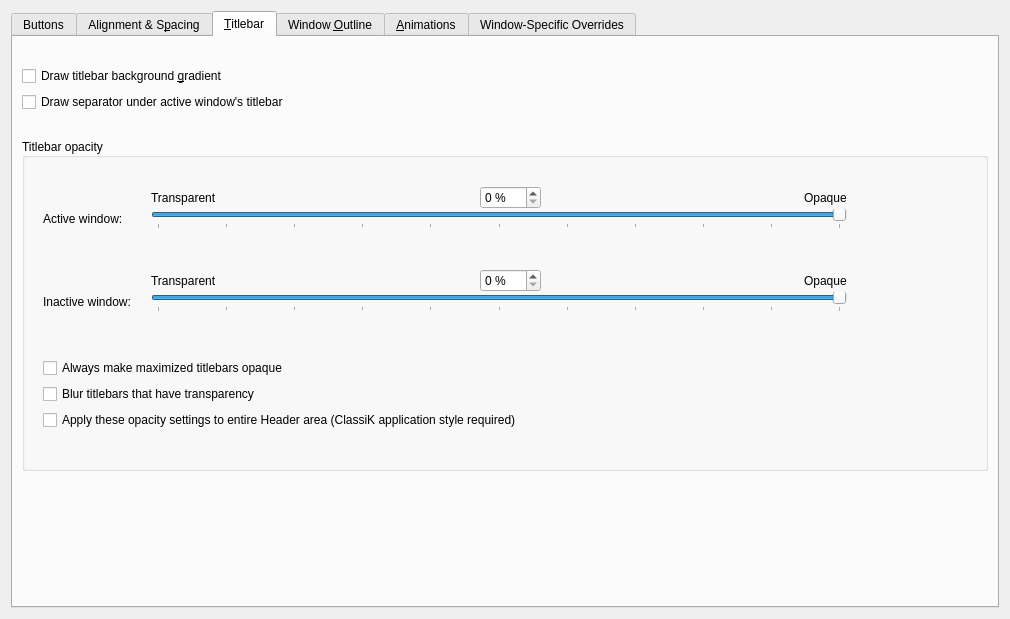
Old version of the form kdecoration/config/ui/breezeconfigurationui.ui in the repository MarekM-660/custombreeze.
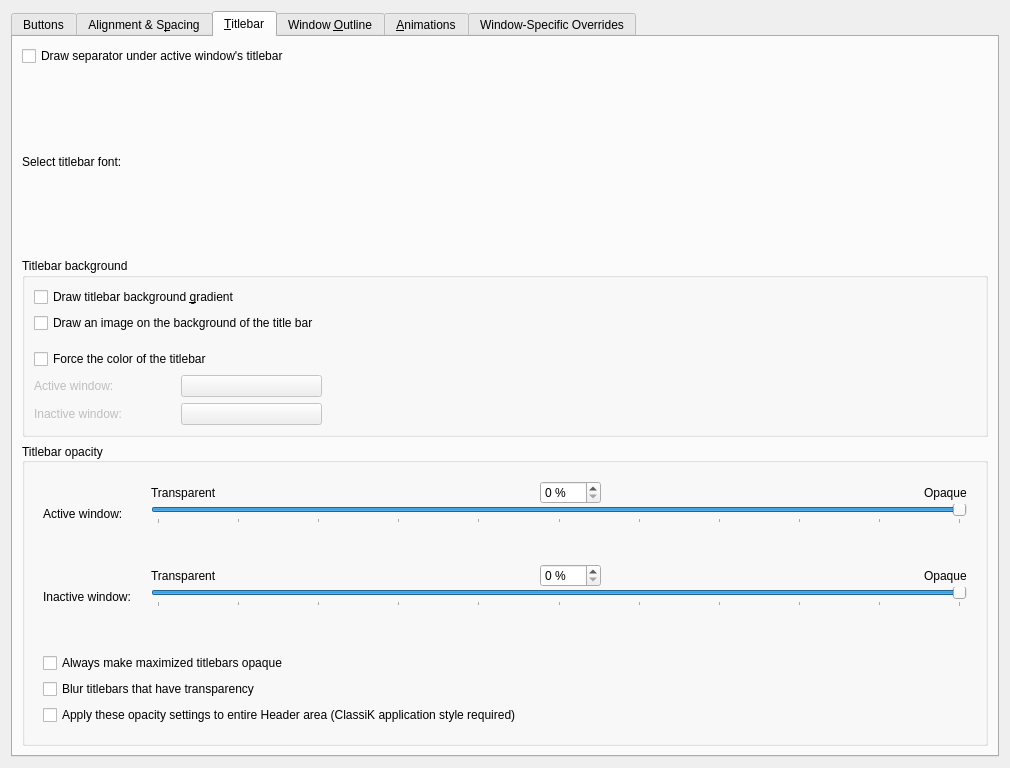
New version of the form. The open tabs and pages were chosen to show the change. Icons and pictures are not drawn. Custom widgets are drawn as their Qt base class.

Commit message: Added option to customize the titlebar font and the ability to force the background color of the titlebar or set an image as its background

```diff
--- a/kdecoration/config/ui/breezeconfigurationui.ui
+++ b/kdecoration/config/ui/breezeconfigurationui.ui
@@ -7,7 +7,7 @@
     <x>0</x>
     <y>0</y>
     <width>1010</width>
-    <height>619</height>
+    <height>768</height>
    </rect>
   </property>
   <property name="sizePolicy">
@@ -1821,54 +1821,146 @@
       <attribute name="title">
        <string>&amp;Titlebar</string>
       </attribute>
-      <layout class="QVBoxLayout" name="verticalLayout_5">
-       <item>
-        <spacer name="verticalSpacer_22">
-         <property name="orientation">
-          <enum>Qt::Vertical</enum>
-         </property>
-         <property name="sizeType">
-          <enum>QSizePolicy::Fixed</enum>
-         </property>
-         <property name="sizeHint" stdset="0">
-          <size>
-           <width>20</width>
-           <height>20</height>
-          </size>
-         </property>
-        </spacer>
-       </item>
-       <item>
-        <widget class="QCheckBox" name="drawBackgroundGradient">
-         <property name="text">
-          <string>Draw titlebar background &amp;gradient</string>
-         </property>
-        </widget>
-       </item>
-       <item>
+      <layout class="QGridLayout" name="gridLayout_15">
+       <item row="4" column="0">
         <widget class="QCheckBox" name="drawTitleBarSeparator">
          <property name="text">
           <string>Draw separator under active window's titlebar</string>
          </property>
         </widget>
        </item>
-       <item>
-        <spacer name="verticalSpacer_18">
-         <property name="orientation">
-          <enum>Qt::Vertical</enum>
+       <item row="6" column="0">
+        <layout class="QHBoxLayout" name="horizontalLayout_6">
+         <item>
+          <widget class="QLabel" name="label_34">
+           <property name="text">
+            <string>Select titlebar font:</string>
+           </property>
+          </widget>
+         </item>
+         <item>
+          <widget class="KFontRequester" name="titlebarFont">
+           <property name="font">
+            <font>
+             <strikeout>false</strikeout>
+            </font>
+           </property>
+          </widget>
+         </item>
+         <item>
+          <spacer name="horizontalSpacer_28">
+           <property name="orientation">
+            <enum>Qt::Horizontal</enum>
+           </property>
+           <property name="sizeHint" stdset="0">
+            <size>
+             <width>40</width>
+             <height>20</height>
+            </size>
+           </property>
+          </spacer>
+         </item>
+        </layout>
+       </item>
+       <item row="7" column="0">
+        <widget class="QGroupBox" name="groupBox_2">
+         <property name="enabled">
+          <bool>true</bool>
          </property>
-         <property name="sizeType">
-          <enum>QSizePolicy::Fixed</enum>
+         <property name="title">
+          <string>Titlebar background</string>
          </property>
-         <property name="sizeHint" stdset="0">
-          <size>
-           <width>10</width>
-           <height>20</height>
-          </size>
-         </property>
-        </spacer>
+         <layout class="QGridLayout" name="gridLayout_16">
+          <item row="7" column="0">
+           <layout class="QHBoxLayout" name="horizontalLayout_9">
+            <item>
+             <widget class="QLabel" name="colorLabel_1">
+              <property name="enabled">
+               <bool>false</bool>
+              </property>
+              <property name="text">
+               <string>Inactive window:</string>
+              </property>
+             </widget>
+            </item>
+            <item>
+             <widget class="KColorButton" name="titlebarInactiveColor">
+              <property name="enabled">
+               <bool>false</bool>
+              </property>
+             </widget>
+            </item>
+           </layout>
+          </item>
+          <item row="6" column="1">
+           <spacer name="horizontalSpacer_19">
+            <property name="orientation">
+             <enum>Qt::Horizontal</enum>
+            </property>
+            <property name="sizeHint" stdset="0">
+             <size>
+              <width>40</width>
+              <height>20</height>
+             </size>
+            </property>
+           </spacer>
+          </item>
+          <item row="1" column="0">
+           <widget class="QCheckBox" name="backgroundImgEnabled">
+            <property name="text">
+             <string>Draw an image on the background of the title bar </string>
+            </property>
+           </widget>
+          </item>
+          <item row="4" column="0">
+           <widget class="QCheckBox" name="backgroundColorEnabled">
+            <property name="text">
+             <string>Force the color of the titlebar</string>
+            </property>
+           </widget>
+          </item>
+          <item row="0" column="0">
+           <widget class="QCheckBox" name="drawBackgroundGradient">
+            <property name="text">
+             <string>Draw titlebar background &amp;gradient</string>
+            </property>
+           </widget>
+          </item>
+          <item row="3" column="0">
+           <widget class="KUrlRequester" name="titlebarBackgroundImg">
+            <property name="enabled">
+             <bool>false</bool>
+            </property>
+            <property name="mode">
+             <set>KFile::ExistingOnly|KFile::File|KFile::LocalOnly</set>
+            </property>
+           </widget>
+          </item>
+          <item row="6" column="0">
+           <layout class="QHBoxLayout" name="horizontalLayout_7">
+            <item>
+             <widget class="QLabel" name="colorLabel_2">
+              <property name="enabled">
+               <bool>false</bool>
+              </property>
+              <property name="text">
+               <string>Active window:</string>
+              </property>
+             </widget>
+            </item>
+            <item>
+             <widget class="KColorButton" name="titlebarActiveColor">
+              <property name="enabled">
+               <bool>false</bool>
+              </property>
+             </widget>
+            </item>
+           </layout>
+          </item>
+         </layout>
+        </widget>
        </item>
-       <item>
+       <item row="8" column="0">
         <widget class="QGroupBox" name="groupBox_4">
          <property name="title">
           <string>Titlebar opacity</string>
@@ -1889,6 +1981,20 @@
           <property name="bottomMargin">
            <number>18</number>
           </property>
+          <item row="5" column="0">
+           <widget class="QCheckBox" name="blurTransparentTitlebars">
+            <property name="text">
+             <string>Blur titlebars that have transparency</string>
+            </property>
+           </widget>
+          </item>
+          <item row="3" column="0">
+           <widget class="QCheckBox" name="opaqueMaximizedTitlebars">
+            <property name="text">
+             <string>Always make maximized titlebars opaque</string>
+            </property>
+           </widget>
+          </item>
           <item row="1" column="0">
            <layout class="QVBoxLayout" name="verticalLayout_2">
             <property name="spacing">
@@ -2119,109 +2225,34 @@
               </item>
              </layout>
             </item>
-            <item>
-             <spacer name="verticalSpacer_17">
-              <property name="orientation">
-               <enum>Qt::Vertical</enum>
-              </property>
-              <property name="sizeType">
-               <enum>QSizePolicy::Fixed</enum>
-              </property>
-              <property name="sizeHint" stdset="0">
-               <size>
-                <width>20</width>
-                <height>40</height>
-               </size>
-              </property>
-             </spacer>
-            </item>
            </layout>
           </item>
-          <item row="2" column="0">
-           <widget class="QCheckBox" name="opaqueMaximizedTitlebars">
-            <property name="text">
-             <string>Always make maximized titlebars opaque</string>
-            </property>
-           </widget>
-          </item>
-          <item row="5" column="0">
-           <spacer name="verticalSpacer_9">
-            <property name="orientation">
-             <enum>Qt::Vertical</enum>
-            </property>
-            <property name="sizeType">
-             <enum>QSizePolicy::Fixed</enum>
-            </property>
-            <property name="sizeHint" stdset="0">
-             <size>
-              <width>20</width>
-              <height>20</height>
-             </size>
-            </property>
-           </spacer>
-          </item>
-          <item row="1" column="1">
-           <spacer name="horizontalSpacer_35">
-            <property name="orientation">
-             <enum>Qt::Horizontal</enum>
-            </property>
-            <property name="sizeType">
-             <enum>QSizePolicy::Minimum</enum>
-            </property>
-            <property name="sizeHint" stdset="0">
-             <size>
-              <width>120</width>
-              <height>20</height>
-             </size>
-            </property>
-           </spacer>
-          </item>
-          <item row="0" column="0">
-           <spacer name="verticalSpacer_12">
-            <property name="orientation">
-             <enum>Qt::Vertical</enum>
-            </property>
-            <property name="sizeType">
-             <enum>QSizePolicy::Fixed</enum>
-            </property>
-            <property name="sizeHint" stdset="0">
-             <size>
-              <width>20</width>
-              <height>10</height>
-             </size>
-            </property>
-           </spacer>
-          </item>
-          <item row="3" column="0">
-           <widget class="QCheckBox" name="blurTransparentTitlebars">
-            <property name="text">
-             <string>Blur titlebars that have transparency</string>
-            </property>
-           </widget>
-          </item>
-          <item row="4" column="0">
+          <item row="6" column="0">
            <widget class="QCheckBox" name="applyOpacityToHeader">
             <property name="text">
              <string>Apply these opacity settings to entire Header area (ClassiK application style required)</string>
             </property>
            </widget>
           </item>
+          <item row="2" column="0">
+           <spacer name="verticalSpacer_17">
+            <property name="orientation">
+             <enum>Qt::Vertical</enum>
+            </property>
+            <property name="sizeType">
+             <enum>QSizePolicy::Fixed</enum>
+            </property>
+            <property name="sizeHint" stdset="0">
+             <size>
+              <width>20</width>
+              <height>40</height>
+             </size>
+            </property>
+           </spacer>
+          </item>
          </layout>
         </widget>
        </item>
-       <item>
-        <spacer name="verticalSpacer_19">
-         <property name="orientation">
-          <enum>Qt::Vertical</enum>
-         </property>
-         <property name="sizeHint" stdset="0">
-          <size>
-           <width>20</width>
-           <height>40</height>
-          </size>
-         </property>
-        </spacer>
-       </item>
       </layout>
      </widget>
      <widget class="QWidget" name="tab_window_outline">
@@ -2742,11 +2773,21 @@
   </layout>
  </widget>
  <customwidgets>
+  <customwidget>
+   <class>KUrlRequester</class>
+   <extends>QWidget</extends>
+   <header>kurlrequester.h</header>
+  </customwidget>
   <customwidget>
    <class>KColorButton</class>
    <extends>QPushButton</extends>
    <header>kcolorbutton.h</header>
   </customwidget>
+  <customwidget>
+   <class>KFontRequester</class>
+   <extends>QWidget</extends>
+   <header>kfontrequester.h</header>
+  </customwidget>
   <customwidget>
    <class>Breeze::ExceptionListWidget</class>
    <extends>QWidget</extends>
```
Left out of the diff: 24 changed lines with no effect on the pictures. The commit also changes 6 other files.
